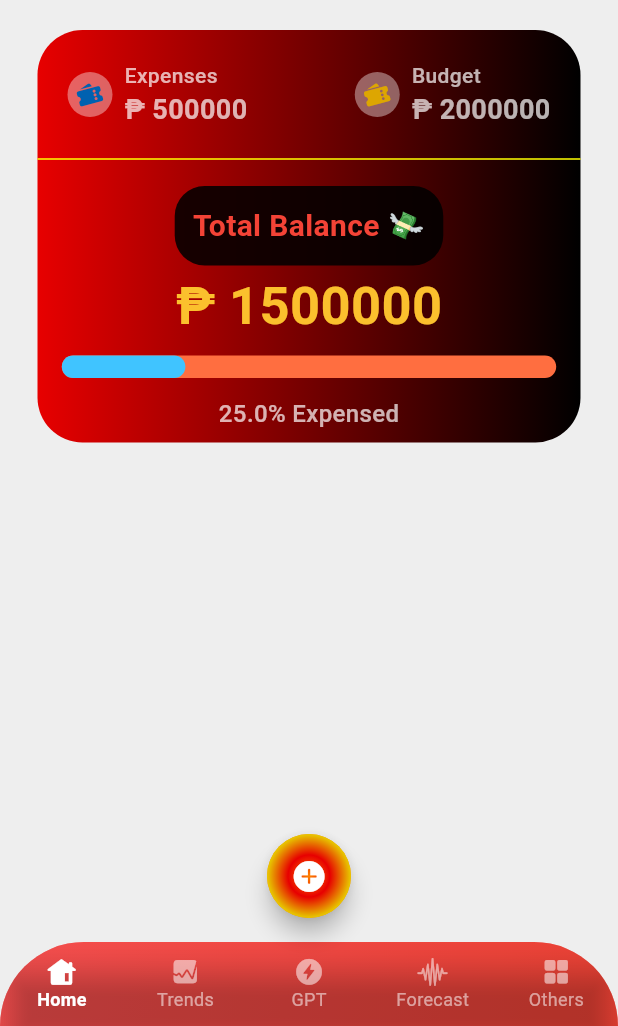
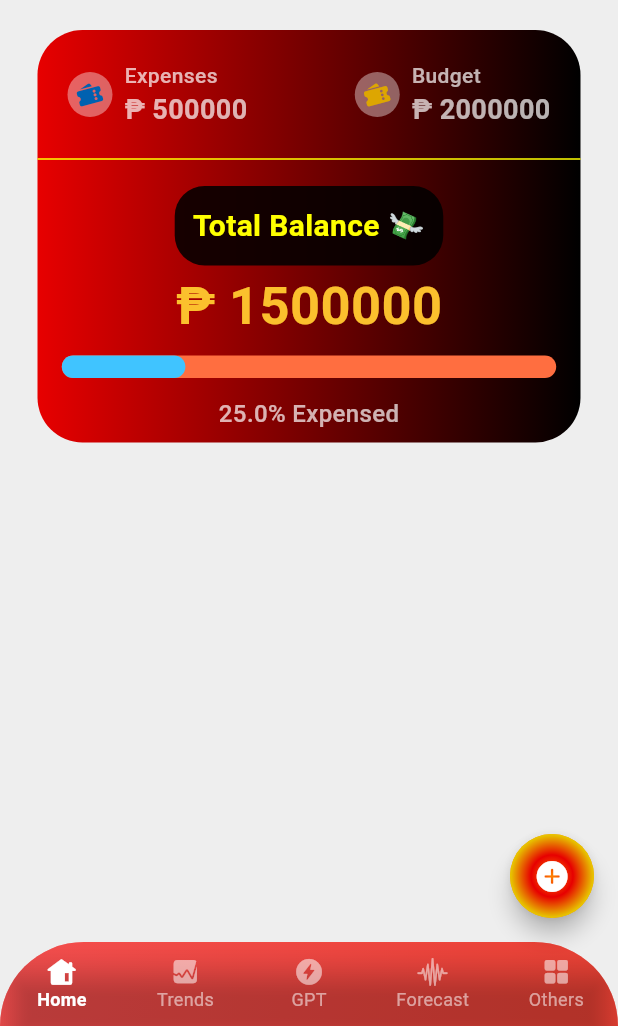
Before and after one commit to donyelqt/pera-pinoy, a Flutter app: the screen it shows after launch, on a phone screen of 412 x 824 dp, the part 210-1236 px from its top. Run offline on Flutter 3.47's test engine with Material 3 defaults, Android fonts, the phone set to English and light mode, and no system bars.

Commit message:
"Updated FloatingActionButton location and text color in HomeScreen and MainScreen"

```diff
--- a/lib/screens/home/views/home_screen.dart
+++ b/lib/screens/home/views/home_screen.dart
@@ -62,7 +62,7 @@ class HomeScreen extends StatelessWidget {
           ),
         ),
       ),
-      floatingActionButtonLocation: FloatingActionButtonLocation.centerFloat,
+      floatingActionButtonLocation: FloatingActionButtonLocation.endFloat,
       floatingActionButton: FloatingActionButton(
         onPressed: () {},
         shape: const CircleBorder(),
--- a/lib/screens/home/views/main_screen.dart
+++ b/lib/screens/home/views/main_screen.dart
@@ -208,7 +208,7 @@ class MainScreen extends StatelessWidget {
                       "Total Balance 💸",
                       style: TextStyle(
                           fontSize: 20,
-                          color: Colors.red,
+                          color: Colors.yellowAccent,
                           fontWeight: FontWeight.bold),
                     ),
                   ),
```
